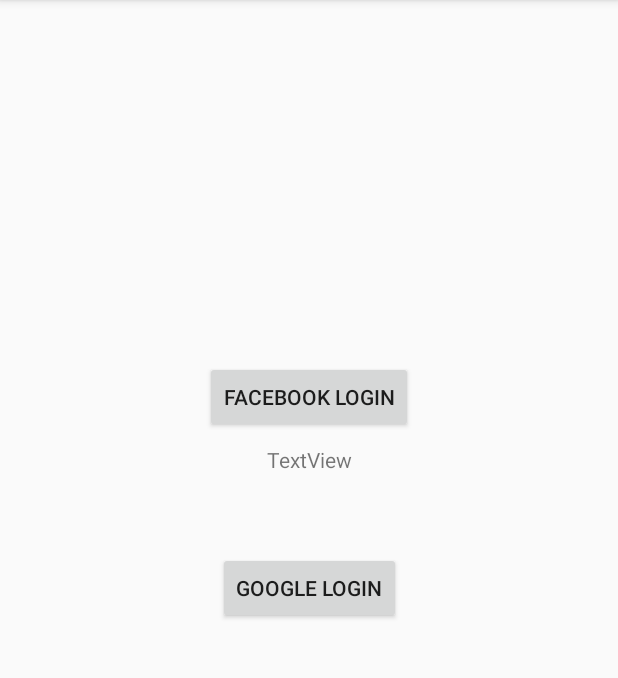
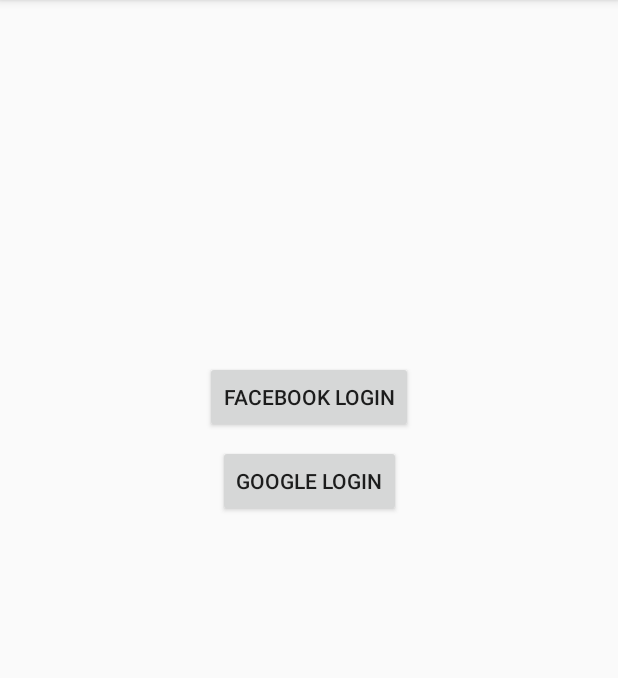
Before and after one commit to priyaammulu/WeFit, an Android app: the screen it shows after launch (LoginActivity), on a phone screen of 412 x 824 dp, the part 84-762 px from its top. Run offline under Robolectric (Android 15) with nearby library versions, the phone set to English and light mode, and no system bars; libraries missing offline, so code that uses them is left out: com.facebook, com.facebook.appevents, com.facebook.login, com.facebook.stetho; plain views replace LoginButton; 5 statements that could not run were skipped.

Commit message:
integrazione google login

```diff
--- a/app/src/main/java/wefit/com/wefit/LoginActivity.java
+++ b/app/src/main/java/wefit/com/wefit/LoginActivity.java
@@ -1,9 +1,12 @@
 package wefit.com.wefit;
 
 import android.content.Intent;
+import android.support.annotation.NonNull;
 import android.support.v7.app.AppCompatActivity;
 import android.os.Bundle;
 import android.util.Log;
+import android.view.View;
+import android.widget.Button;
 
 import com.facebook.AccessToken;
 import com.facebook.CallbackManager;
@@ -16,6 +19,15 @@ import com.facebook.Profile;
 import com.facebook.appevents.AppEventsLogger;
 import com.facebook.login.LoginResult;
 import com.facebook.login.widget.LoginButton;
+import com.google.android.gms.auth.api.Auth;
+import com.google.android.gms.auth.api.signin.GoogleSignInAccount;
+import com.google.android.gms.auth.api.signin.GoogleSignInOptions;
+import com.google.android.gms.auth.api.signin.GoogleSignInResult;
+import com.google.android.gms.common.ConnectionResult;
+import com.google.android.gms.common.SignInButton;
+import com.google.android.gms.common.api.GoogleApiClient;
+import com.google.android.gms.common.api.ResultCallback;
+import com.google.android.gms.common.api.Status;
 
 import org.json.JSONException;
 import org.json.JSONObject;
@@ -25,7 +37,9 @@ import java.util.Observer;
 
 import wefit.com.wefit.viewmodels.LoginViewModel;
 
-public class LoginActivity extends AppCompatActivity implements Observer {
+public class LoginActivity extends AppCompatActivity{
+
+    private static final int GOOGLE_REQ_LOGIN_CODE = 1;
 
     /**
      * Facebook login button
@@ -33,9 +47,19 @@ public class LoginActivity extends AppCompatActivity implements Observer {
     LoginButton mFacebookLogin;
 
     /**
+     * G login button
+     */
+    Button mGoogleLogin;
+
+    /**
      * Handle login callback functions
      */
     CallbackManager fbCallbackManager;
+
+    /**
+     * Google API manager client
+     */
+    private GoogleApiClient mGoogleApiClient;
 
     /**
      * Handle to the login VM
@@ -49,6 +73,23 @@ public class LoginActivity extends AppCompatActivity implements Observer {
 
         this.loginViewModel = ((WefitApplication) getApplication()).getLoginViewModel();
 
+        // google sign in configuration
+        GoogleSignInOptions gso = new GoogleSignInOptions.Builder(GoogleSignInOptions.DEFAULT_SIGN_IN)
+                .requestEmail()
+                //.requestServerAuthCode(getString(R.string.server_client_id))
+                .build();
+
+
+        mGoogleApiClient = new GoogleApiClient.Builder(this)
+                .enableAutoManage(this, new GoogleApiClient.OnConnectionFailedListener() {
+                    @Override
+                    public void onConnectionFailed(@NonNull ConnectionResult connectionResult) {
+                        // tODO non so cosa fare
+                    }
+                })
+                .addApi(Auth.GOOGLE_SIGN_IN_API, gso)
+                .build();
+
         // Initialize FacebookSDK (it's deprecated, but we're using an old version of the SDK)
         // it has to be done before setContentView by specification
         FacebookSdk.sdkInitialize(getApplicationContext());
@@ -58,6 +99,30 @@ public class LoginActivity extends AppCompatActivity implements Observer {
         setContentView(R.layout.activity_login);
 
         this.setupFacebookButton();
+
+        this.setupGoogleButton();
+
+
+    }
+
+    private void setupGoogleButton() {
+
+        mGoogleLogin = (Button) findViewById(R.id.google_login_btn);
+
+        mGoogleLogin.setOnClickListener(new View.OnClickListener() {
+            @Override
+            public void onClick(View view) {
+                googleSignIn();
+            }
+        });
+
+
+    }
+
+    private void googleSignIn() {
+
+        Intent signInIntent = Auth.GoogleSignInApi.getSignInIntent(mGoogleApiClient);
+        startActivityForResult(signInIntent, GOOGLE_REQ_LOGIN_CODE);
 
 
     }
@@ -69,11 +134,6 @@ public class LoginActivity extends AppCompatActivity implements Observer {
 
         // bind callback
         mFacebookLogin.registerCallback(fbCallbackManager, new FacebookLoginRequestCallback());
-    }
-
-    @Override
-    public void update(Observable observable, Object o) {
-        Log.i("Weee", "OSSERVATO");
     }
 
 
@@ -123,7 +183,7 @@ public class LoginActivity extends AppCompatActivity implements Observer {
                                         name,
                                         email);
 
-                                        Log.i("INFO", "Now you can go chap!");
+                                Log.i("INFO", "Now you can go chap!");
 
                                 // go to main act
                                 startMainActivity();
@@ -155,7 +215,37 @@ public class LoginActivity extends AppCompatActivity implements Observer {
     protected void onActivityResult(int requestCode, int resultCode, Intent data) {
         super.onActivityResult(requestCode, resultCode, data);
 
-        fbCallbackManager.onActivityResult(requestCode, resultCode, data);
+        if (requestCode == GOOGLE_REQ_LOGIN_CODE) {
+            // google handling
+            GoogleSignInResult result = Auth.GoogleSignInApi.getSignInResultFromIntent(data);
+            handleSignInResult(result);
+        } else {
+            fbCallbackManager.onActivityResult(requestCode, resultCode, data);
+        }
+
+    }
+
+    private void handleSignInResult(GoogleSignInResult result) {
+        Log.d("GOOGLE succes", "handleSignInResult:" + result.isSuccess());
+        if (result.isSuccess()) {
+
+            // Signed in successfully, show authenticated UI.
+            GoogleSignInAccount acct = result.getSignInAccount();
+            //String authcode = acct != null ? acct.getServerAuthCode() : null;
+            Log.d("userinfo", acct.getId());
+
+            // TODO signout
+            Auth.GoogleSignInApi.signOut(mGoogleApiClient).setResultCallback(
+                    new ResultCallback<Status>() {
+                        @Override
+                        public void onResult(Status status) {
+                            Log.d("loggedout", "success");
+                        }
+                    });
+
+        } else {
+            Log.d("error", "cannot retrieveerror");
+        }
     }
 
     @Override
--- a/app/src/main/res/layout/activity_login.xml
+++ b/app/src/main/res/layout/activity_login.xml
@@ -21,19 +21,10 @@
         android:id="@+id/google_login_btn"
         android:layout_width="wrap_content"
         android:layout_height="wrap_content"
-        android:layout_marginTop="52dp"
+        android:layout_marginTop="8dp"
         android:text="Google Login"
         app:layout_constraintLeft_toLeftOf="parent"
         app:layout_constraintRight_toRightOf="parent"
-        app:layout_constraintTop_toBottomOf="@+id/facebook_status_textview" />
+        app:layout_constraintTop_toBottomOf="@+id/facebook_login_btn" />
 
-    <TextView
-        android:id="@+id/facebook_status_textview"
-        android:layout_width="wrap_content"
-        android:layout_height="wrap_content"
-        android:layout_marginTop="8dp"
-        android:text="TextView"
-        app:layout_constraintLeft_toLeftOf="parent"
-        app:layout_constraintRight_toRightOf="parent"
-        app:layout_constraintTop_toBottomOf="@+id/facebook_login_btn" />
 </android.support.constraint.ConstraintLayout>
--- a/app/src/main/res/values/strings.xml
+++ b/app/src/main/res/values/strings.xml
@@ -3,4 +3,6 @@
     <string name="facebook_app_id">152858705454431</string>
     <string name="fb_login_protocol_scheme">fb152858705454431</string>
 
+    <string name="server_client_id">506662140461-frgoq1ifllblne9bhejqeee7f6djbqnl.apps.googleusercontent.com</string>
+
 </resources>
```
